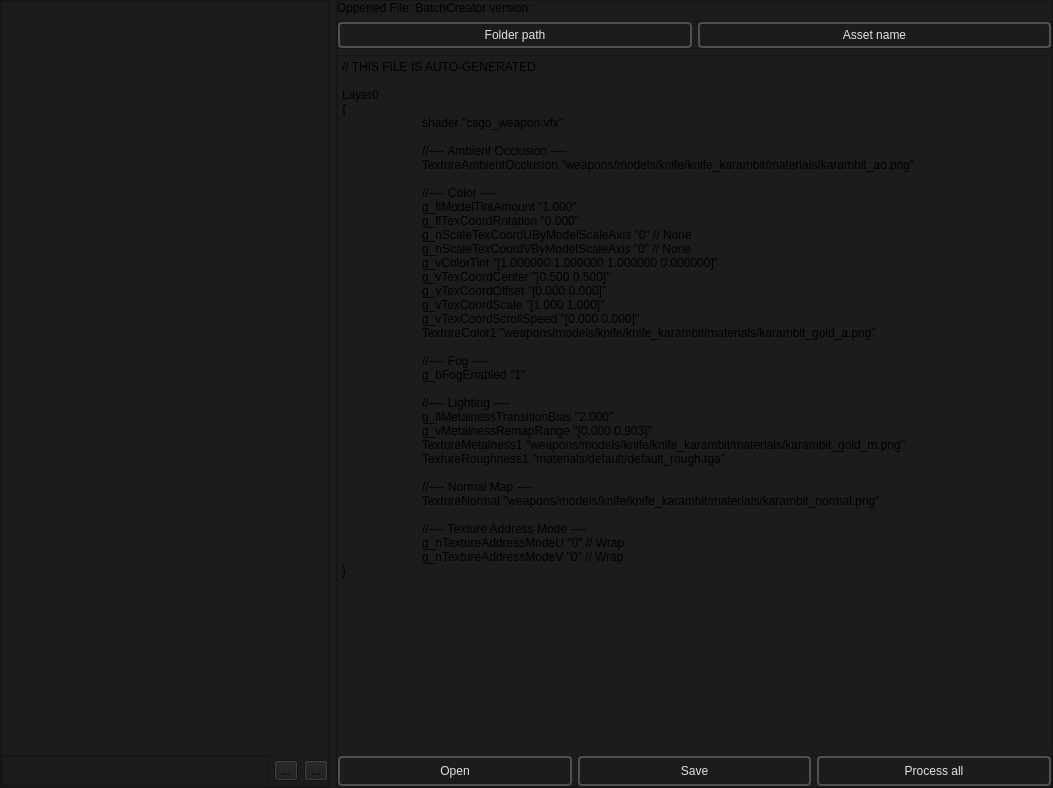
The window that BatchCreator/BatchCreator_main.ui (dertwist/Hammer5Tools) describes before a commit, drawn with Qt 5.
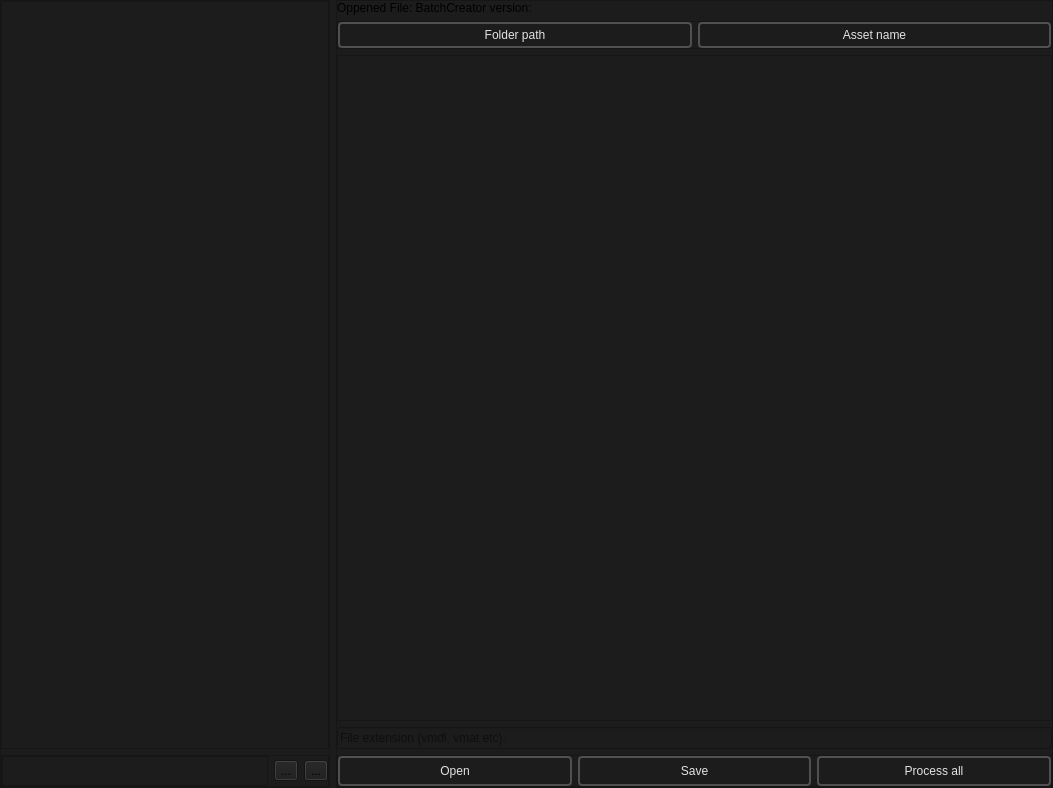
The same window after the commit. Icons and pictures are not drawn.

Commit message: Removed discord status logging, version check for batch creator. Extension support. Process all.

The edit to the form file:
```diff
--- a/BatchCreator/BatchCreator_main.ui
+++ b/BatchCreator/BatchCreator_main.ui
@@ -261,43 +261,17 @@
           <string notr="true"/>
          </property>
          <property name="plainText">
-          <string>// THIS FILE IS AUTO-GENERATED
-
-Layer0
-{
-	shader &quot;csgo_weapon.vfx&quot;
-
-	//---- Ambient Occlusion ----
-	TextureAmbientOcclusion &quot;weapons/models/knife/knife_karambit/materials/karambit_ao.png&quot;
-
-	//---- Color ----
-	g_flModelTintAmount &quot;1.000&quot;
-	g_flTexCoordRotation &quot;0.000&quot;
-	g_nScaleTexCoordUByModelScaleAxis &quot;0&quot; // None
-	g_nScaleTexCoordVByModelScaleAxis &quot;0&quot; // None
-	g_vColorTint &quot;[1.000000 1.000000 1.000000 0.000000]&quot;
-	g_vTexCoordCenter &quot;[0.500 0.500]&quot;
-	g_vTexCoordOffset &quot;[0.000 0.000]&quot;
-	g_vTexCoordScale &quot;[1.000 1.000]&quot;
-	g_vTexCoordScrollSpeed &quot;[0.000 0.000]&quot;
-	TextureColor1 &quot;weapons/models/knife/knife_karambit/materials/karambit_gold_a.png&quot;
-
-	//---- Fog ----
-	g_bFogEnabled &quot;1&quot;
-
-	//---- Lighting ----
-	g_flMetalnessTransitionBias &quot;2.000&quot;
-	g_vMetalnessRemapRange &quot;[0.000 0.903]&quot;
-	TextureMetalness1 &quot;weapons/models/knife/knife_karambit/materials/karambit_gold_m.png&quot;
-	TextureRoughness1 &quot;materials/default/default_rough.tga&quot;
-
-	//---- Normal Map ----
-	TextureNormal &quot;weapons/models/knife/knife_karambit/materials/karambit_normal.png&quot;
-
-	//---- Texture Address Mode ----
-	g_nTextureAddressModeU &quot;0&quot; // Wrap
-	g_nTextureAddressModeV &quot;0&quot; // Wrap
-}</string>
+          <string/>
+         </property>
+         <property name="placeholderText">
+          <string>Content</string>
+         </property>
+        </widget>
+       </item>
+       <item>
+        <widget class="QLineEdit" name="extension_lineEdit">
+         <property name="placeholderText">
+          <string>File extension (vmdl, vmat etc).</string>
          </property>
         </widget>
        </item>
```
The commit also changes 8 other files.
